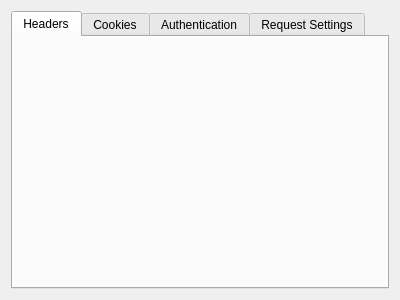
Old version of the form src/gui/widget/RequestInfoWidget/RequestInfoWidget.ui in the repository 5l1v3r1/GetIt.
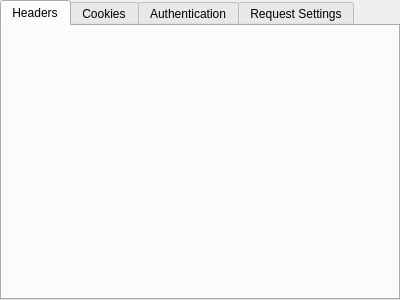
New version of the form.

The edit to the form file:
```diff
--- a/src/gui/widget/RequestInfoWidget/RequestInfoWidget.ui
+++ b/src/gui/widget/RequestInfoWidget/RequestInfoWidget.ui
@@ -14,6 +14,21 @@
    <string>Form</string>
   </property>
   <layout class="QGridLayout" name="gridLayout">
+   <property name="leftMargin">
+    <number>0</number>
+   </property>
+   <property name="topMargin">
+    <number>0</number>
+   </property>
+   <property name="rightMargin">
+    <number>0</number>
+   </property>
+   <property name="bottomMargin">
+    <number>0</number>
+   </property>
+   <property name="spacing">
+    <number>0</number>
+   </property>
    <item row="0" column="0">
     <widget class="QTabWidget" name="tabpagesRequestInfo">
      <property name="currentIndex">
```
